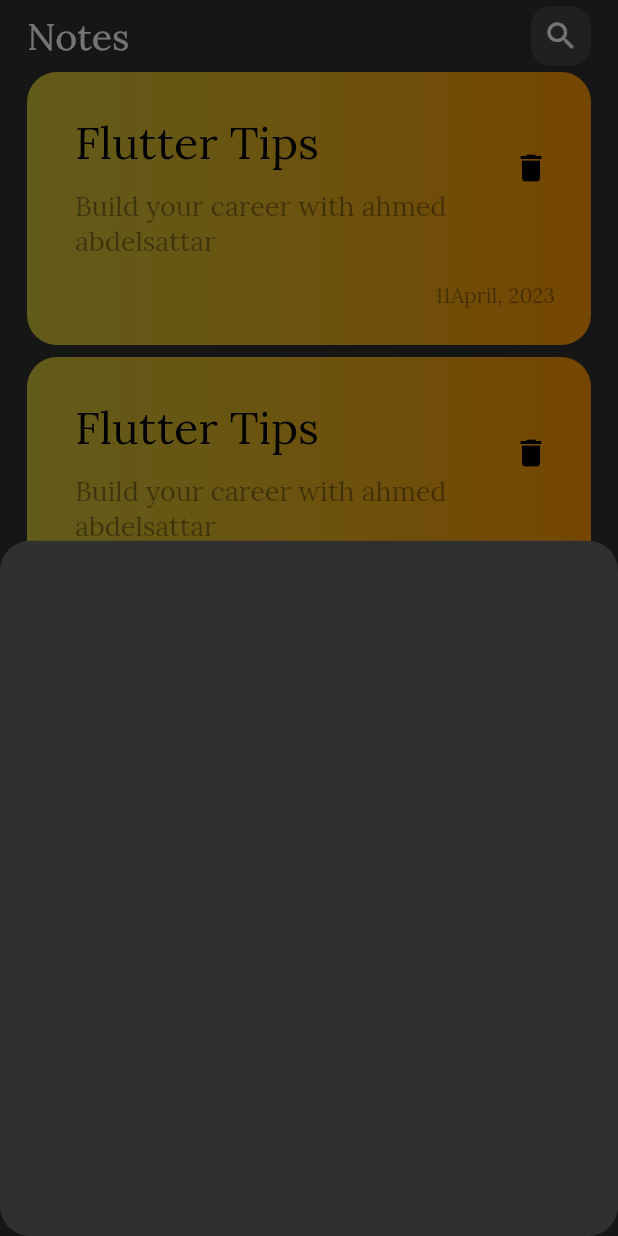
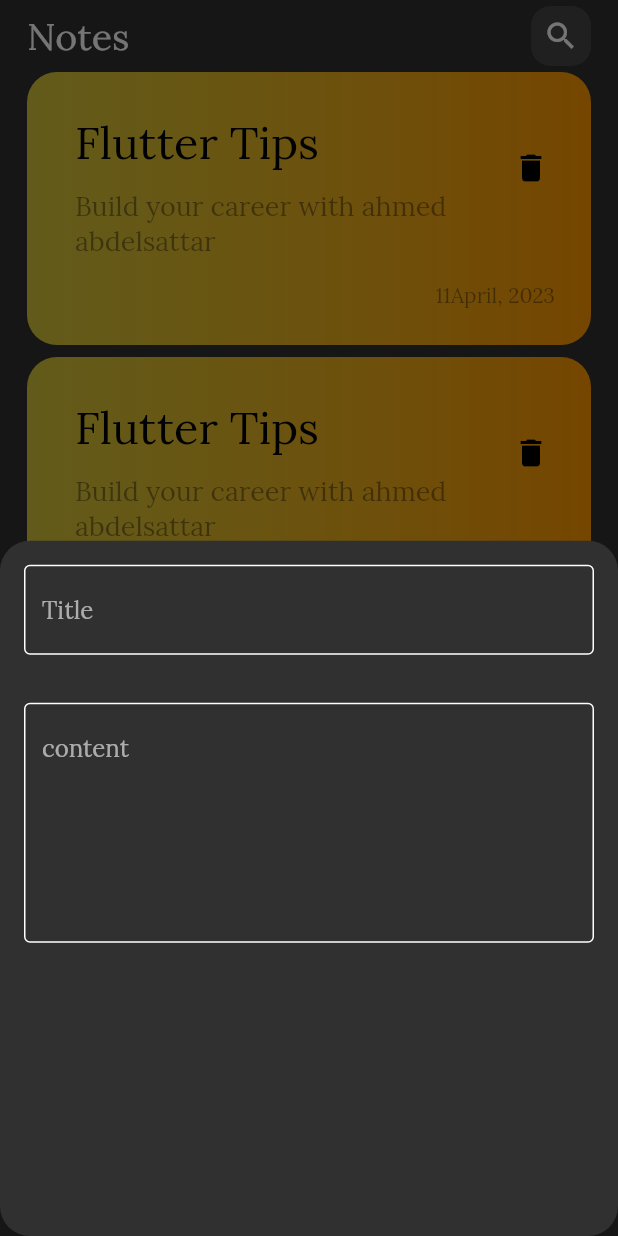
Before and after one commit to A-Abdelsattar/notes_app, a Flutter app: the screen it shows after launch, after a tap on the "add" icon, on a phone screen of 412 x 824 dp. Run offline on Flutter 3.47's test engine with Material 2 defaults, Android fonts, the phone set to English and light mode, and no system bars.

Commit message:
create custom TextFormField and add it to button sheet

```diff
--- a/lib/views/widgets/add_note_button_sheet.dart
+++ b/lib/views/widgets/add_note_button_sheet.dart
@@ -1,12 +1,17 @@
 import 'package:flutter/material.dart';
+
+import 'custom_text_form_field.dart';
 
 class AddNoteButtonSheet extends StatelessWidget {
   const AddNoteButtonSheet({Key? key}) : super(key: key);
 
   @override
   Widget build(BuildContext context) {
-    return Container(
-
+    return Column(
+      children:const [
+        CustomTextFormField(title: 'Title',),
+        CustomTextFormField(title:'content',maxLines: 6,),
+      ],
     );
   }
 }
--- /dev/null
+++ b/lib/views/widgets/custom_text_form_field.dart
@@ -0,0 +1,29 @@
+import 'package:flutter/material.dart';
+
+class CustomTextFormField extends StatelessWidget {
+  final int maxLines;
+  final String title;
+  const CustomTextFormField({Key? key,  this.maxLines=1, required this.title}) : super(key: key);
+  @override
+  Widget build(BuildContext context) {
+    return Padding(
+      padding: const EdgeInsets.all(16.0),
+      child: TextFormField(
+        maxLines: maxLines,
+        cursorColor: Colors.white,
+        decoration: InputDecoration(
+            hintText: title,
+            border:const OutlineInputBorder(
+            ),
+            enabledBorder:const OutlineInputBorder(
+                borderSide: BorderSide(color: Colors.white)
+            ),
+            focusedBorder:const OutlineInputBorder(
+                borderSide: BorderSide(color: Colors.white)
+            )
+        ),
+      ),
+
+    );
+  }
+}
```
